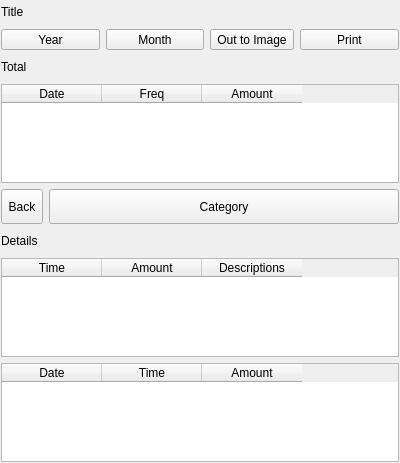
This is src/Report.ui in ic005k/Knot-Legacy as Qt 5 draws it before an edit. The edited form follows.
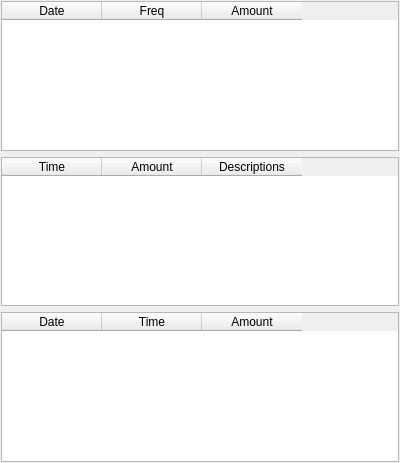
This is the edited form.

Commit message: The data container for the report was redesigned.

```diff
--- a/src/Report.ui
+++ b/src/Report.ui
@@ -26,70 +26,7 @@
    <property name="bottomMargin">
     <number>1</number>
    </property>
-   <item row="1" column="0">
-    <layout class="QHBoxLayout" name="horizontalLayout">
-     <item>
-      <widget class="QToolButton" name="btnYear">
-       <property name="sizePolicy">
-        <sizepolicy hsizetype="Preferred" vsizetype="Fixed">
-         <horstretch>0</horstretch>
-         <verstretch>0</verstretch>
-        </sizepolicy>
-       </property>
-       <property name="text">
-        <string>Year</string>
-       </property>
-      </widget>
-     </item>
-     <item>
-      <widget class="QToolButton" name="btnMonth">
-       <property name="sizePolicy">
-        <sizepolicy hsizetype="Preferred" vsizetype="Fixed">
-         <horstretch>0</horstretch>
-         <verstretch>0</verstretch>
-        </sizepolicy>
-       </property>
-       <property name="text">
-        <string>Month</string>
-       </property>
-      </widget>
-     </item>
-     <item>
-      <widget class="QToolButton" name="btnOut2Img">
-       <property name="text">
-        <string>Out to Image</string>
-       </property>
-      </widget>
-     </item>
-     <item>
-      <widget class="QToolButton" name="btnPrint">
-       <property name="sizePolicy">
-        <sizepolicy hsizetype="Preferred" vsizetype="Fixed">
-         <horstretch>0</horstretch>
-         <verstretch>0</verstretch>
-        </sizepolicy>
-       </property>
-       <property name="text">
-        <string>Print</string>
-       </property>
-      </widget>
-     </item>
-    </layout>
-   </item>
    <item row="2" column="0">
-    <widget class="QLabel" name="lblTotal">
-     <property name="minimumSize">
-      <size>
-       <width>0</width>
-       <height>22</height>
-      </size>
-     </property>
-     <property name="text">
-      <string>Total</string>
-     </property>
-    </widget>
-   </item>
-   <item row="7" column="0">
     <widget class="QTableWidget" name="tableDetails">
      <property name="alternatingRowColors">
       <bool>true</bool>
@@ -114,7 +51,7 @@
      </column>
     </widget>
    </item>
-   <item row="3" column="0">
+   <item row="0" column="0">
     <widget class="QTableWidget" name="tableReport">
      <property name="styleSheet">
       <string notr="true">QHeaderView                    // QTableWidget 标题头整个区域
@@ -214,20 +151,7 @@
      </column>
     </widget>
    </item>
-   <item row="6" column="0">
-    <widget class="QLabel" name="lblDetails">
-     <property name="minimumSize">
-      <size>
-       <width>0</width>
-       <height>22</height>
-      </size>
-     </property>
-     <property name="text">
-      <string>Details</string>
-     </property>
-    </widget>
-   </item>
-   <item row="8" column="0">
+   <item row="3" column="0">
     <widget class="QTableWidget" name="tableCategory">
      <column>
       <property name="text">
@@ -246,61 +170,6 @@
      </column>
     </widget>
    </item>
-   <item row="0" column="0">
-    <widget class="QLabel" name="lblTitle">
-     <property name="minimumSize">
-      <size>
-       <width>0</width>
-       <height>22</height>
-      </size>
-     </property>
-     <property name="text">
-      <string>Title</string>
-     </property>
-    </widget>
-   </item>
-   <item row="5" column="0">
-    <layout class="QHBoxLayout" name="horizontalLayout_2">
-     <item>
-      <widget class="QToolButton" name="btnBack">
-       <property name="sizePolicy">
-        <sizepolicy hsizetype="Fixed" vsizetype="Fixed">
-         <horstretch>0</horstretch>
-         <verstretch>0</verstretch>
-        </sizepolicy>
-       </property>
-       <property name="minimumSize">
-        <size>
-         <width>0</width>
-         <height>35</height>
-        </size>
-       </property>
-       <property name="text">
-        <string>Back</string>
-       </property>
-      </widget>
-     </item>
-     <item>
-      <widget class="QToolButton" name="btnCategory">
-       <property name="sizePolicy">
-        <sizepolicy hsizetype="Preferred" vsizetype="Fixed">
-         <horstretch>0</horstretch>
-         <verstretch>0</verstretch>
-        </sizepolicy>
-       </property>
-       <property name="minimumSize">
-        <size>
-         <width>0</width>
-         <height>35</height>
-        </size>
-       </property>
-       <property name="text">
-        <string>Category</string>
-       </property>
-      </widget>
-     </item>
-    </layout>
-   </item>
   </layout>
  </widget>
  <resources/>
```
The commit also changes 10 other files.
